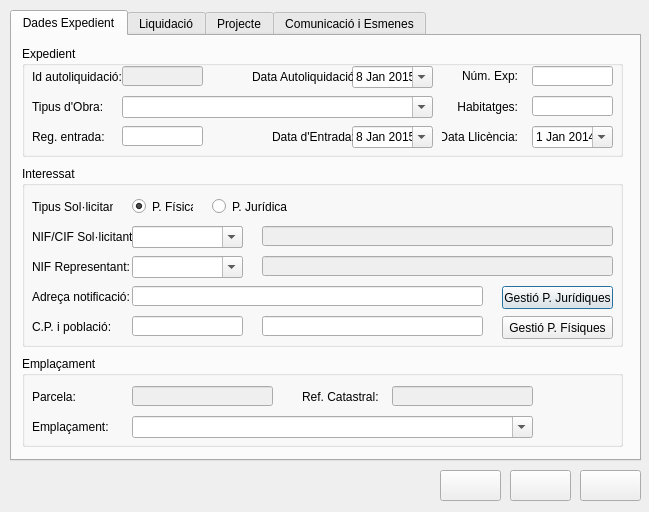
Qt form src/exp_om.ui (daviderill/expedients) before a commit.
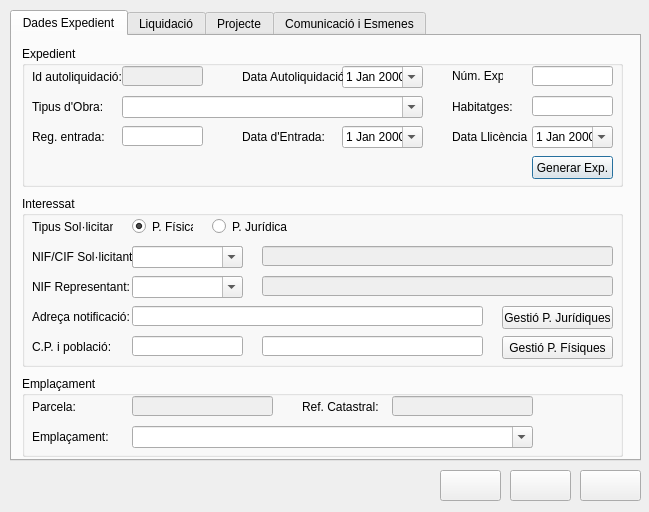
The same form after that commit. Icons and pictures are not drawn.

Commit message: Generate 'num_exp' and 'data_liq' when pressing button 'Generar Exp.' New fields in Tab 'Liquidació'

The edit to the form file:
```diff
--- a/src/exp_om.ui
+++ b/src/exp_om.ui
@@ -41,7 +41,7 @@
        <x>10</x>
        <y>10</y>
        <width>601</width>
-       <height>111</height>
+       <height>141</height>
       </rect>
      </property>
      <property name="title">
@@ -50,9 +50,9 @@
      <widget class="QLabel" name="lblNumExp">
       <property name="geometry">
        <rect>
-        <x>440</x>
+        <x>430</x>
         <y>20</y>
-        <width>56</width>
+        <width>51</width>
         <height>20</height>
        </rect>
       </property>
@@ -60,7 +60,7 @@
        <string>Núm. Exp:</string>
       </property>
       <property name="alignment">
-       <set>Qt::AlignRight|Qt::AlignTrailing|Qt::AlignVCenter</set>
+       <set>Qt::AlignLeading|Qt::AlignLeft|Qt::AlignVCenter</set>
       </property>
      </widget>
      <widget class="QLineEdit" name="txtNumExp">
@@ -97,7 +97,7 @@
        <rect>
         <x>100</x>
         <y>50</y>
-        <width>311</width>
+        <width>301</width>
         <height>22</height>
        </rect>
       </property>
@@ -134,13 +134,13 @@
        <string>Habitatges:</string>
       </property>
       <property name="alignment">
-       <set>Qt::AlignRight|Qt::AlignTrailing|Qt::AlignVCenter</set>
+       <set>Qt::AlignLeading|Qt::AlignLeft|Qt::AlignVCenter</set>
       </property>
      </widget>
      <widget class="QLabel" name="lblDataLlicencia">
       <property name="geometry">
        <rect>
-        <x>420</x>
+        <x>430</x>
         <y>80</y>
         <width>76</width>
         <height>21</height>
@@ -150,7 +150,7 @@
        <string>Data Llicència:</string>
       </property>
       <property name="alignment">
-       <set>Qt::AlignRight|Qt::AlignTrailing|Qt::AlignVCenter</set>
+       <set>Qt::AlignLeading|Qt::AlignLeft|Qt::AlignVCenter</set>
       </property>
      </widget>
      <widget class="QDateEdit" name="dateLlicencia">
@@ -167,18 +167,11 @@
         <hour>0</hour>
         <minute>0</minute>
         <second>0</second>
-        <year>2014</year>
+        <year>2000</year>
         <month>1</month>
         <day>1</day>
        </datetime>
       </property>
-      <property name="date">
-       <date>
-        <year>2014</year>
-        <month>1</month>
-        <day>1</day>
-       </date>
-      </property>
       <property name="minimumDateTime">
        <datetime>
         <hour>0</hour>
@@ -219,19 +212,12 @@
      <widget class="QDateEdit" name="dateEntrada">
       <property name="geometry">
        <rect>
-        <x>330</x>
+        <x>320</x>
         <y>80</y>
         <width>81</width>
         <height>22</height>
        </rect>
       </property>
-      <property name="date">
-       <date>
-        <year>2015</year>
-        <month>1</month>
-        <day>8</day>
-       </date>
-      </property>
       <property name="minimumDateTime">
        <datetime>
         <hour>0</hour>
@@ -256,9 +242,9 @@
      <widget class="QLabel" name="lblDataEntrada">
       <property name="geometry">
        <rect>
-        <x>250</x>
+        <x>220</x>
         <y>80</y>
-        <width>81</width>
+        <width>101</width>
         <height>21</height>
        </rect>
       </property>
@@ -282,19 +268,12 @@
      <widget class="QDateEdit" name="dateLiquidacio">
       <property name="geometry">
        <rect>
-        <x>330</x>
+        <x>320</x>
         <y>20</y>
         <width>81</width>
         <height>22</height>
        </rect>
       </property>
-      <property name="date">
-       <date>
-        <year>2015</year>
-        <month>1</month>
-        <day>8</day>
-       </date>
-      </property>
       <property name="minimumDateTime">
        <datetime>
         <hour>0</hour>
@@ -319,7 +298,7 @@
      <widget class="QLabel" name="lblDataLiquidacio">
       <property name="geometry">
        <rect>
-        <x>230</x>
+        <x>220</x>
         <y>20</y>
         <width>101</width>
         <height>21</height>
@@ -355,14 +334,36 @@
        <number>5</number>
       </property>
      </widget>
+     <widget class="QPushButton" name="btnGenExp">
+      <property name="geometry">
+       <rect>
+        <x>510</x>
+        <y>110</y>
+        <width>81</width>
+        <height>23</height>
+       </rect>
+      </property>
+      <property name="toolTip">
+       <string>Actualitzar</string>
+      </property>
+      <property name="text">
+       <string>Generar Exp.</string>
+      </property>
+      <property name="iconSize">
+       <size>
+        <width>24</width>
+        <height>24</height>
+       </size>
+      </property>
+     </widget>
     </widget>
     <widget class="QGroupBox" name="gb2Interessat">
      <property name="geometry">
       <rect>
        <x>10</x>
-       <y>130</y>
+       <y>160</y>
        <width>601</width>
-       <height>181</height>
+       <height>171</height>
       </rect>
      </property>
      <property name="title">
@@ -372,7 +373,7 @@
       <property name="geometry">
        <rect>
         <x>10</x>
-        <y>60</y>
+        <y>50</y>
         <width>101</width>
         <height>21</height>
        </rect>
@@ -385,7 +386,7 @@
       <property name="geometry">
        <rect>
         <x>10</x>
-        <y>90</y>
+        <y>80</y>
         <width>101</width>
         <height>21</height>
        </rect>
@@ -398,7 +399,7 @@
       <property name="geometry">
        <rect>
         <x>10</x>
-        <y>120</y>
+        <y>110</y>
         <width>101</width>
         <height>21</height>
        </rect>
@@ -411,7 +412,7 @@
       <property name="geometry">
        <rect>
         <x>110</x>
-        <y>120</y>
+        <y>110</y>
         <width>351</width>
         <height>20</height>
        </rect>
@@ -427,7 +428,7 @@
       <property name="geometry">
        <rect>
         <x>10</x>
-        <y>150</y>
+        <y>140</y>
         <width>91</width>
         <height>21</height>
        </rect>
@@ -440,7 +441,7 @@
       <property name="geometry">
        <rect>
         <x>110</x>
-        <y>150</y>
+        <y>140</y>
         <width>111</width>
         <height>20</height>
        </rect>
@@ -456,7 +457,7 @@
       <property name="geometry">
        <rect>
         <x>480</x>
-        <y>120</y>
+        <y>110</y>
         <width>111</width>
         <height>23</height>
        </rect>
@@ -469,7 +470,7 @@
       <property name="geometry">
        <rect>
         <x>480</x>
-        <y>150</y>
+        <y>140</y>
         <width>111</width>
         <height>23</height>
        </rect>
@@ -485,7 +486,7 @@
       <property name="geometry">
        <rect>
         <x>240</x>
-        <y>60</y>
+        <y>50</y>
         <width>351</width>
         <height>20</height>
        </rect>
@@ -501,7 +502,7 @@
       <property name="geometry">
        <rect>
         <x>240</x>
-        <y>90</y>
+        <y>80</y>
         <width>351</width>
         <height>20</height>
        </rect>
@@ -514,7 +515,7 @@
       <property name="geometry">
        <rect>
         <x>240</x>
-        <y>150</y>
+        <y>140</y>
         <width>221</width>
         <height>20</height>
        </rect>
@@ -530,7 +531,7 @@
       <property name="geometry">
        <rect>
         <x>110</x>
-        <y>60</y>
+        <y>50</y>
         <width>111</width>
         <height>22</height>
        </rect>
@@ -543,7 +544,7 @@
       <property name="geometry">
        <rect>
         <x>110</x>
-        <y>30</y>
+        <y>20</y>
         <width>61</width>
         <height>21</height>
        </rect>
@@ -559,7 +560,7 @@
       <property name="geometry">
        <rect>
         <x>190</x>
-        <y>30</y>
+        <y>20</y>
         <width>82</width>
         <height>21</height>
        </rect>
@@ -572,7 +573,7 @@
       <property name="geometry">
        <rect>
         <x>10</x>
-        <y>30</y>
+        <y>20</y>
         <width>81</width>
         <height>21</height>
        </rect>
@@ -585,7 +586,7 @@
       <property name="geometry">
        <rect>
         <x>110</x>
-        <y>90</y>
+        <y>80</y>
         <width>111</width>
         <height>22</height>
        </rect>
@@ -598,7 +599,7 @@
       <property name="geometry">
        <rect>
         <x>110</x>
-        <y>60</y>
+        <y>50</y>
         <width>111</width>
         <height>22</height>
        </rect>
@@ -612,9 +613,9 @@
      <property name="geometry">
       <rect>
        <x>10</x>
-       <y>320</y>
+       <y>340</y>
        <width>601</width>
-       <height>91</height>
+       <height>81</height>
       </rect>
      </property>
      <property name="title">
@@ -633,7 +634,7 @@
       <property name="geometry">
        <rect>
         <x>110</x>
-        <y>30</y>
+        <y>20</y>
         <width>141</width>
         <height>20</height>
        </rect>
@@ -646,7 +647,7 @@
       <property name="geometry">
        <rect>
         <x>280</x>
-        <y>30</y>
+        <y>20</y>
         <width>81</width>
         <height>21</height>
        </rect>
@@ -659,7 +660,7 @@
       <property name="geometry">
        <rect>
         <x>10</x>
-        <y>60</y>
+        <y>50</y>
         <width>91</width>
         <height>21</height>
        </rect>
@@ -675,7 +676,7 @@
       <property name="geometry">
        <rect>
         <x>370</x>
-        <y>30</y>
+        <y>20</y>
         <width>141</width>
         <height>20</height>
        </rect>
@@ -688,7 +689,7 @@
       <property name="geometry">
        <rect>
         <x>110</x>
-        <y>60</y>
+        <y>50</y>
         <width>401</width>
         <height>22</height>
        </rect>
@@ -701,7 +702,7 @@
       <property name="geometry">
        <rect>
         <x>10</x>
-        <y>30</y>
+        <y>20</y>
         <width>81</width>
         <height>21</height>
        </rect>
```
Left out of the diff: 82 changed lines with no effect on the pictures. The commit also changes 3 other files.
